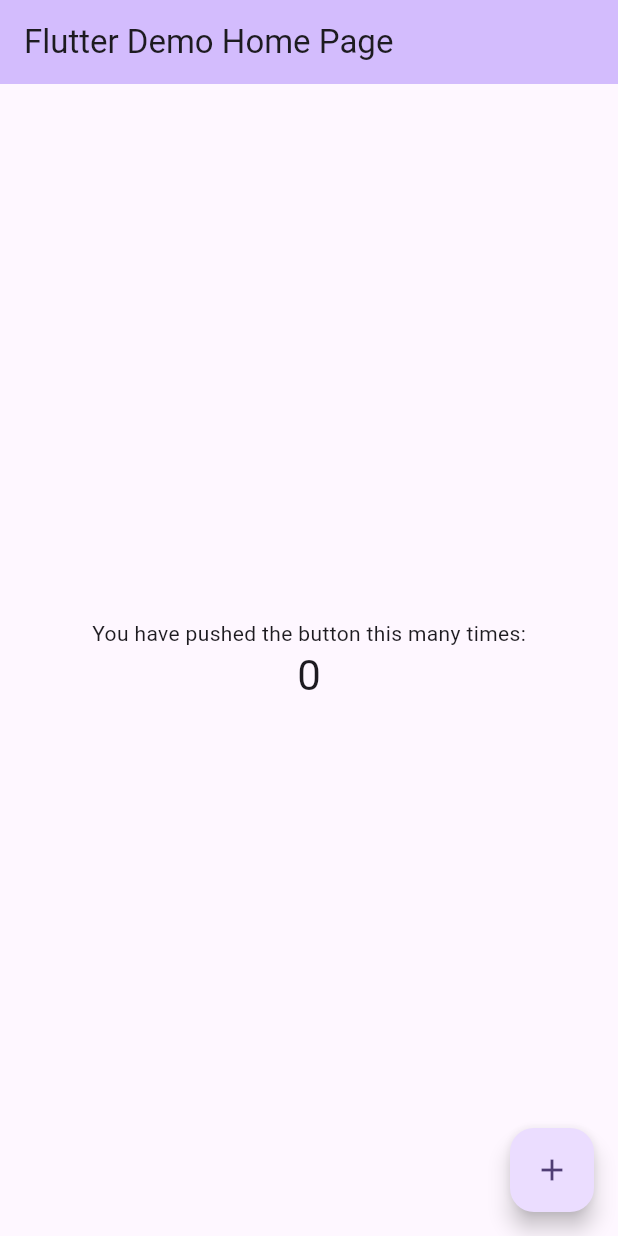
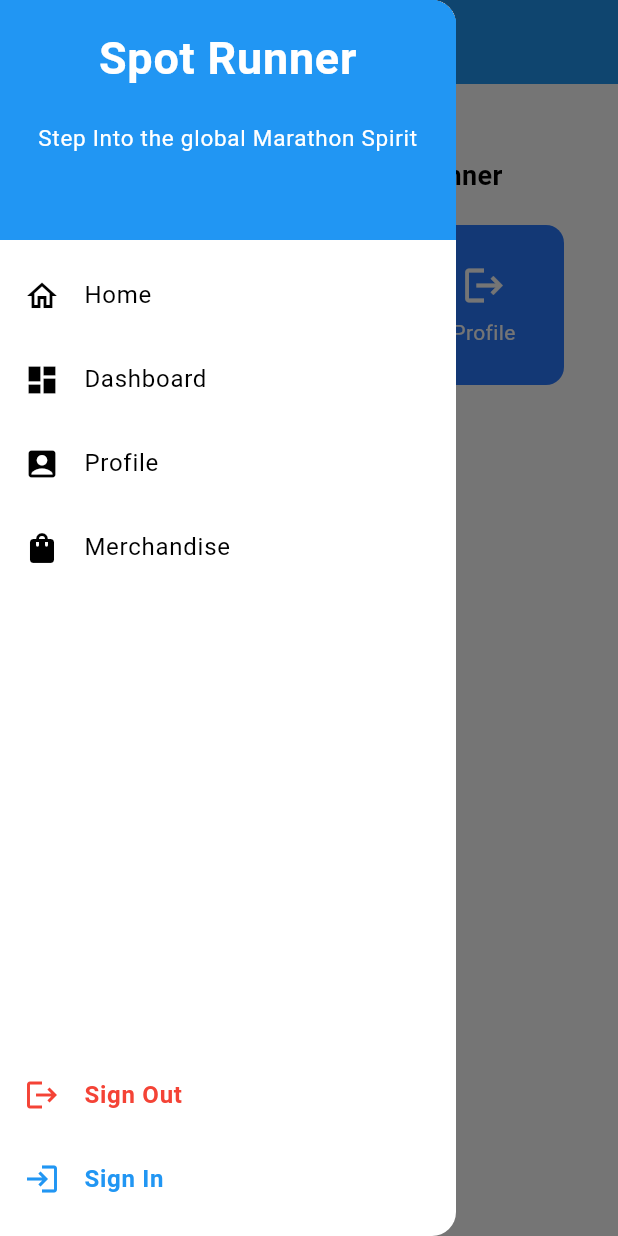
Before and after one commit to pbp-kelompok-e8/spot-runner-mobile, a Flutter app: the screen it shows after launch, with the side drawer open (before the commit the screen has no drawer), on a phone screen of 412 x 824 dp. Run offline on Flutter 3.47's test engine with Material 3 defaults, Android fonts, the phone set to English and light mode, and no system bars; missing offline and left inert: pbp_django_auth.

Commit message:
tampilan dasar

```diff
--- a/lib/main.dart
+++ b/lib/main.dart
@@ -1,4 +1,9 @@
 import 'package:flutter/material.dart';
+import 'package:spot_runner_mobile/screens/menu.dart';
+import 'package:pbp_django_auth/pbp_django_auth.dart';
+import 'package:provider/provider.dart';
+// import 'package:football_news/screens/login.dart';
+
 
 void main() {
   runApp(const MyApp());
@@ -10,8 +15,13 @@
   // This widget is the root of your application.
   @override
   Widget build(BuildContext context) {
-    return MaterialApp(
-      title: 'Flutter Demo',
+    return Provider(
+      create: (_) {
+        CookieRequest request = CookieRequest();
+        return request;
+      },
+      child: MaterialApp(
+        title: 'Spot Runner',
         theme: ThemeData(
           // This is the theme of your application.
           //
@@ -28,95 +38,11 @@
           //
           // This works for code too, not just values: Most code changes can be
           // tested with just a hot reload.
-        colorScheme: ColorScheme.fromSeed(seedColor: Colors.deepPurple),
+            colorScheme: ColorScheme.fromSwatch(primarySwatch: Colors.blue)
+          .copyWith(secondary: Colors.blueAccent[400]),
         ),
-      home: const MyHomePage(title: 'Flutter Demo Home Page'),
+        home: MyHomePage(),
+      ),
     );
   }
 }
-
-class MyHomePage extends StatefulWidget {
-  const MyHomePage({super.key, required this.title});
-
-  // This widget is the home page of your application. It is stateful, meaning
-  // that it has a State object (defined below) that contains fields that affect
-  // how it looks.
-
-  // This class is the configuration for the state. It holds the values (in this
-  // case the title) provided by the parent (in this case the App widget) and
-  // used by the build method of the State. Fields in a Widget subclass are
-  // always marked "final".
-
-  final String title;
-
-  @override
-  State<MyHomePage> createState() => _MyHomePageState();
-}
-
-class _MyHomePageState extends State<MyHomePage> {
-  int _counter = 0;
-
-  void _incrementCounter() {
-    setState(() {
-      // This call to setState tells the Flutter framework that something has
-      // changed in this State, which causes it to rerun the build method below
-      // so that the display can reflect the updated values. If we changed
-      // _counter without calling setState(), then the build method would not be
-      // called again, and so nothing would appear to happen.
-      _counter++;
-    });
-  }
-
-  @override
-  Widget build(BuildContext context) {
-    // This method is rerun every time setState is called, for instance as done
-    // by the _incrementCounter method above.
-    //
-    // The Flutter framework has been optimized to make rerunning build methods
-    // fast, so that you can just rebuild anything that needs updating rather
-    // than having to individually change instances of widgets.
-    return Scaffold(
-      appBar: AppBar(
-        // TRY THIS: Try changing the color here to a specific color (to
-        // Colors.amber, perhaps?) and trigger a hot reload to see the AppBar
-        // change color while the other colors stay the same.
-        backgroundColor: Theme.of(context).colorScheme.inversePrimary,
-        // Here we take the value from the MyHomePage object that was created by
-        // the App.build method, and use it to set our appbar title.
-        title: Text(widget.title),
-      ),
-      body: Center(
-        // Center is a layout widget. It takes a single child and positions it
-        // in the middle of the parent.
-        child: Column(
-          // Column is also a layout widget. It takes a list of children and
-          // arranges them vertically. By default, it sizes itself to fit its
-          // children horizontally, and tries to be as tall as its parent.
-          //
-          // Column has various properties to control how it sizes itself and
-          // how it positions its children. Here we use mainAxisAlignment to
-          // center the children vertically; the main axis here is the vertical
-          // axis because Columns are vertical (the cross axis would be
-          // horizontal).
-          //
-          // TRY THIS: Invoke "debug painting" (choose the "Toggle Debug Paint"
-          // action in the IDE, or press "p" in the console), to see the
-          // wireframe for each widget.
-          mainAxisAlignment: MainAxisAlignment.center,
-          children: <Widget>[
-            const Text('You have pushed the button this many times:'),
-            Text(
-              '$_counter',
-              style: Theme.of(context).textTheme.headlineMedium,
-            ),
-          ],
-        ),
-      ),
-      floatingActionButton: FloatingActionButton(
-        onPressed: _incrementCounter,
-        tooltip: 'Increment',
-        child: const Icon(Icons.add),
-      ), // This trailing comma makes auto-formatting nicer for build methods.
-    );
-  }
-}
--- /dev/null
+++ b/lib/screens/menu.dart
@@ -0,0 +1,119 @@
+import 'package:flutter/material.dart';
+// Import drawer widget
+import 'package:spot_runner_mobile/widgets/left_drawer.dart';
+// Import the moved ItemCard and ItemHomepage
+import 'package:spot_runner_mobile/widgets/card.dart';
+
+class MyHomePage extends StatelessWidget {
+  MyHomePage({super.key});
+
+  final List<ItemHomepage> items = [
+    ItemHomepage("Home", Icons.newspaper),
+    ItemHomepage("Dashboard", Icons.add),
+    ItemHomepage("Profile", Icons.logout),
+  ];
+
+  @override
+  Widget build(BuildContext context) {
+    return Scaffold(
+      appBar: AppBar(
+        // Judul aplikasi "Spot Runner" dengan teks putih dan tebal.
+        title: const Text(
+          'Spot Runner',
+          style: TextStyle(
+            color: Colors.white,
+            fontWeight: FontWeight.bold,
+          ),
+        ),
+        // Warna latar belakang AppBar diambil dari skema warna tema aplikasi.
+        backgroundColor: Theme.of(context).colorScheme.primary,
+      ),
+      drawer: LeftDrawer(),
+      // Body halaman dengan padding di sekelilingnya.
+      body: Padding(
+        padding: const EdgeInsets.all(16.0),
+        // Menyusun widget secara vertikal dalam sebuah kolom.
+        child: Column(
+          crossAxisAlignment: CrossAxisAlignment.center,
+          children: [
+
+            // Memberikan jarak vertikal 16 unit.
+            const SizedBox(height: 16.0),
+
+            // Menempatkan widget berikutnya di tengah halaman.
+            Center(
+              child: Column(
+                // Menyusun teks dan grid item secara vertikal.
+
+                children: [
+                  // Menampilkan teks sambutan dengan gaya tebal dan ukuran 18.
+                  const Padding(
+                    padding: EdgeInsets.only(top: 16.0),
+                    child: Text(
+                      'Selamat datang di Spot Runner',
+                      style: TextStyle(
+                        fontWeight: FontWeight.bold,
+                        fontSize: 18.0,
+                      ),
+                    ),
+                  ),
+
+                  // Grid untuk menampilkan ItemCard dalam bentuk grid 3 kolom.
+                  GridView.count(
+                    primary: true,
+                    padding: const EdgeInsets.all(20),
+                    crossAxisSpacing: 10,
+                    mainAxisSpacing: 10,
+                    crossAxisCount: 3,
+                    // Agar grid menyesuaikan tinggi kontennya.
+                    shrinkWrap: true,
+
+                    // Menampilkan ItemCard untuk setiap item dalam list items.
+                    children: items.map((ItemHomepage item) {
+                      return ItemCard(item);
+                    }).toList(),
+                  ),
+                ],
+              ),
+            ),
+          ],
+        ),
+      ),
+    );
+  }
+
+}
+
+
+class InfoCard extends StatelessWidget {
+  // Kartu informasi yang menampilkan title dan content.
+
+  final String title;  // Judul kartu.
+  final String content;  // Isi kartu.
+
+  const InfoCard({super.key, required this.title, required this.content});
+
+  @override
+  Widget build(BuildContext context) {
+    return Card(
+      // Membuat kotak kartu dengan bayangan dibawahnya.
+      elevation: 2.0,
+      child: Container(
+        // Mengatur ukuran dan jarak di dalam kartu.
+        width: MediaQuery.of(context).size.width / 3.5, // menyesuaikan dengan lebar device yang digunakan.
+        padding: const EdgeInsets.all(16.0),
+        // Menyusun title dan content secara vertikal.
+        child: Column(
+          children: [
+            Text(
+              title,
+              style: const TextStyle(fontWeight: FontWeight.bold),
+            ),
+            const SizedBox(height: 8.0),
+            Text(content),
+          ],
+        ),
+      ),
+    );
+  }
+}
--- /dev/null
+++ b/lib/widgets/card.dart
@@ -0,0 +1,119 @@
+import 'package:flutter/material.dart';
+// import 'package:football_news/screens/newslist_form.dart';
+// import 'package:football_news/screens/news_entry_list.dart';
+// import 'package:football_news/screens/login.dart';
+// import 'package:pbp_django_auth/pbp_django_auth.dart';
+// import 'package:provider/provider.dart';
+
+class ItemHomepage {
+  final String name;
+  final IconData icon;
+
+  ItemHomepage(this.name, this.icon);
+}
+
+
+class ItemCard extends StatelessWidget {
+  // Menampilkan kartu dengan ikon dan nama.
+
+  final ItemHomepage item;
+
+  const ItemCard(this.item, {super.key});
+
+  @override
+  Widget build(BuildContext context) {
+    // final request = context.watch<CookieRequest>();
+    return Material(
+      // Menentukan warna latar belakang dari tema aplikasi.
+      color: Theme.of(context).colorScheme.secondary,
+      // Membuat sudut kartu melengkung.
+      borderRadius: BorderRadius.circular(12),
+
+      child: InkWell(
+        // Aksi ketika kartu ditekan.
+        onTap: () async {
+          // Menampilkan pesan SnackBar saat kartu ditekan.
+          ScaffoldMessenger.of(context)
+            ..hideCurrentSnackBar()
+            ..showSnackBar(
+                SnackBar(content: Text("Kamu telah menekan tombol ${item.name}!"))
+            );
+          // Navigate ke route yang sesuai (tergantung jenis tombol)
+          if (item.name == "") {
+            // : Gunakan Navigator.push untuk melakukan navigasi ke MaterialPageRoute yang mencakup NewsFormPage.
+
+            // Navigator.push(
+            //   context,
+            //   MaterialPageRoute(
+            //     builder: (context) => const NewsFormPage(),
+            //   ),
+            // );
+
+          }
+          // Add this condition in your onTap handler
+          else if (item.name == "") {
+
+              // Navigator.push(
+              //     context,
+              //     MaterialPageRoute(
+              //         builder: (context) => const NewsEntryListPage()
+              //     ),
+              // );
+
+          }
+          // Add this after your previous if statements
+          else if (item.name == "Logout") {
+              // TODO: Replace the URL with your app's URL and don't forget to add a trailing slash (/)!
+              // To connect Android emulator with Django on localhost, use URL http://10.0.2.2/
+              // If you using chrome,  use URL http://localhost:8000
+
+              // final response = await request.logout(
+              //     "http://localhost:8000/auth/logout/");
+              // String message = response["message"];
+              // if (context.mounted) {
+              //     if (response['status']) {
+              //         String uname = response["username"];
+              //         ScaffoldMessenger.of(context).showSnackBar(SnackBar(
+              //             content: Text("$message See you again, $uname."),
+              //         ));
+              //         Navigator.pushReplacement(
+              //             context,
+              //             MaterialPageRoute(builder: (context) => const LoginPage()),
+              //         );
+              //     } else {
+              //         ScaffoldMessenger.of(context).showSnackBar(
+              //             SnackBar(
+              //                 content: Text(message),
+              //             ),
+              //         );
+              //     }
+              // }
+          }
+        },
+        // Container untuk menyimpan Icon dan Text
+        child: Container(
+          padding: const EdgeInsets.all(8),
+          child: Center(
+            child: Column(
+              // Menyusun ikon dan teks di tengah kartu.
+              mainAxisAlignment: MainAxisAlignment.center,
+              children: [
+                Icon(
+                  item.icon,
+                  color: Colors.white,
+                  size: 30.0,
+                ),
+                const Padding(padding: EdgeInsets.all(3)),
+                Text(
+                  item.name,
+                  textAlign: TextAlign.center,
+                  style: const TextStyle(color: Colors.white),
+                ),
+              ],
+            ),
+          ),
+        ),
+      ),
+    );
+  }
+}
--- /dev/null
+++ b/lib/widgets/left_drawer.dart
@@ -0,0 +1,100 @@
+import 'package:flutter/material.dart';
+import 'package:spot_runner_mobile/screens/menu.dart';
+// : Impor halaman NewsFormPage jika sudah dibuat
+// import 'package:football_news/screens/newslist_form.dart';
+// import 'package:football_news/screens/news_entry_list.dart';
+
+class LeftDrawer extends StatelessWidget {
+  const LeftDrawer({super.key});
+
+  @override
+  Widget build(BuildContext context) {
+    return Drawer(
+      child: Column(
+        children: [
+          // Bagian atas (scrollable)
+          Expanded(
+            child: ListView(
+              children: [
+                const DrawerHeader(
+                  decoration: BoxDecoration(color: Colors.blue),
+                  child: Column(
+                    children: [
+                      Text(
+                        'Spot Runner',
+                        style: TextStyle(
+                          fontSize: 30,
+                          fontWeight: FontWeight.bold,
+                          color: Colors.white,
+                        ),
+                        textAlign: TextAlign.center,
+                      ),
+                      Padding(padding: EdgeInsets.all(10)),
+                      Text(
+                        "Step Into the global Marathon Spirit",
+                        textAlign: TextAlign.center,
+                        style: TextStyle(fontSize: 15, color: Colors.white),
+                      ),
+                    ],
+                  ),
+                ),
+
+                // ListTile lain
+                ListTile(
+                  leading: const Icon(Icons.home_outlined),
+                  title: const Text('Home'),
+                  onTap: () {
+                    Navigator.pushReplacement(
+                      context,
+                      MaterialPageRoute(builder: (context) => MyHomePage()),
+                    );
+                  },
+                ),
+                ListTile(
+                  leading: const Icon(Icons.dashboard),
+                  title: const Text('Dashboard'),
+                ),
+                ListTile(
+                  leading: const Icon(Icons.account_box),
+                  title: const Text('Profile'),
+                ),
+                ListTile(
+                  leading: const Icon(Icons.shopping_bag_rounded),
+                  title: const Text('Merchandise'),
+                ),
+              ],
+            ),
+          ),
+
+          // Bagian bawah (sticky)
+          const Divider(),
+
+          // Tombol Sign Out atau Sign In
+          ListTile(
+            leading: Icon(Icons.logout, color: Colors.red),
+            title: Text(
+              "Sign Out",
+              style: TextStyle(color: Colors.red, fontWeight: FontWeight.bold),
+            ),
+            onTap: () {
+              // TODO: Implementasi Logout
+            },
+          ),
+          ListTile(
+            leading: Icon(Icons.login, color: Colors.blue),
+            title: Text(
+              "Sign In",
+              style: TextStyle(color: Colors.blue, fontWeight: FontWeight.bold),
+            ),
+            onTap: () {
+              // TODO: Implementasi Logout
+            },
+          ),
+
+          const SizedBox(height: 10),
+        ],
+      ),
+    );
+  }
+
+}
```
Lines whose indentation alone changed are shown as unchanged.
